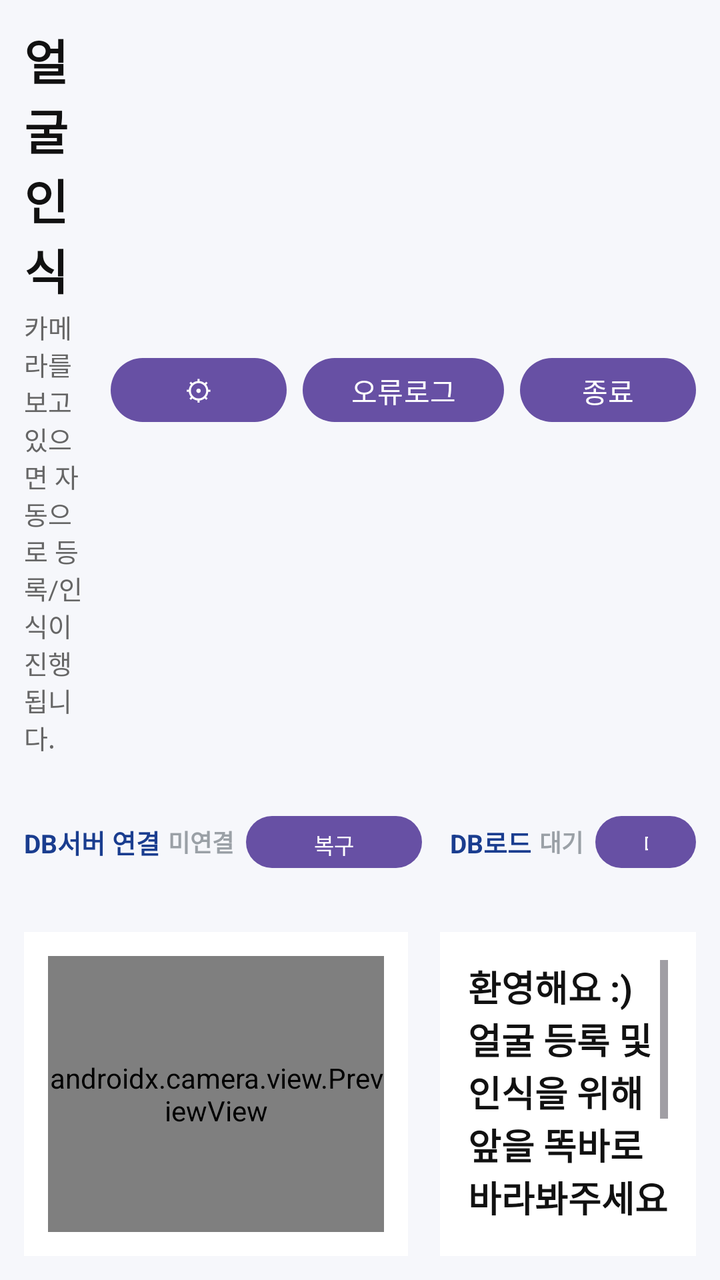
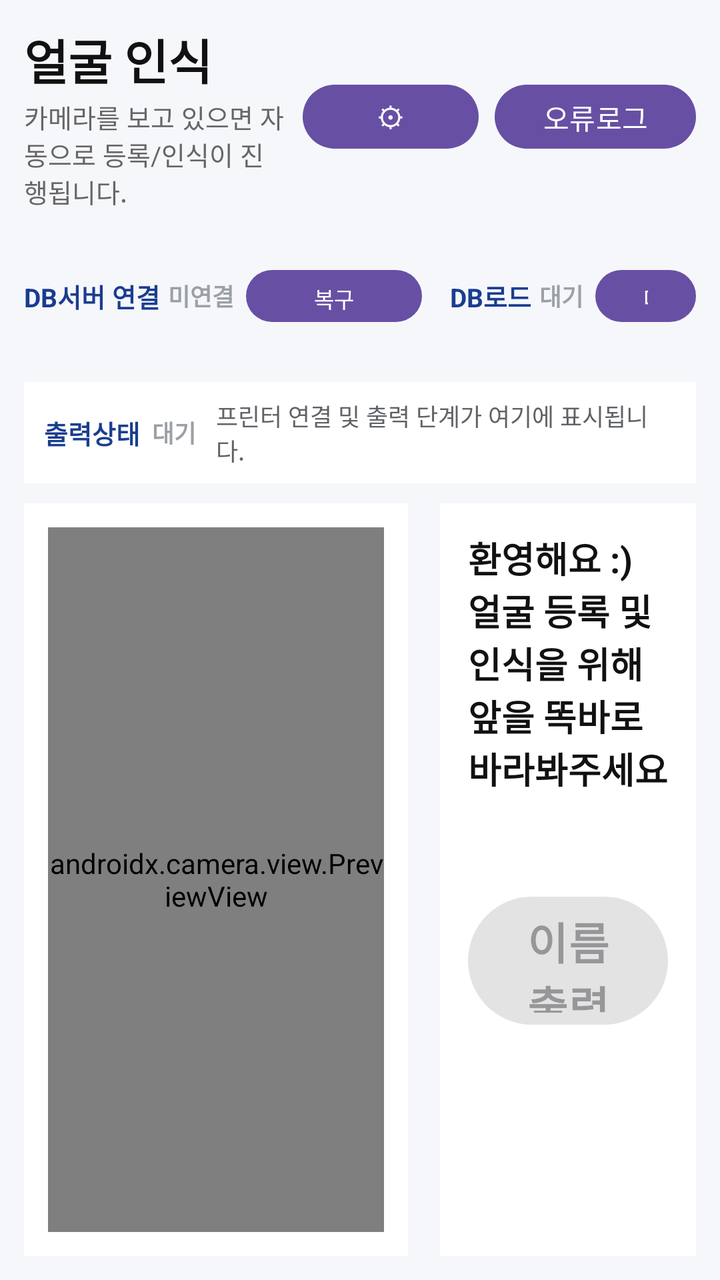

Compare the two renders of this Android layout. The source of the first and the diff that turns it into the second are given below.
<!-- AndroidManifest.xml: application theme Theme.FaceTestbed -->
<!-- res/layout/activity_main.xml -->
<?xml version="1.0" encoding="utf-8"?>
<LinearLayout xmlns:android="http://schemas.android.com/apk/res/android"
    android:layout_width="match_parent"
    android:layout_height="match_parent"
    android:background="#F6F7FB"
    android:orientation="vertical"
    android:padding="12dp">

    <LinearLayout
        android:layout_width="match_parent"
        android:layout_height="wrap_content"
        android:gravity="center_vertical"
        android:orientation="horizontal">

        <LinearLayout
            android:layout_width="0dp"
            android:layout_height="wrap_content"
            android:layout_weight="1"
            android:orientation="vertical">

            <TextView
                android:id="@+id/headerTitle"
                android:layout_width="wrap_content"
                android:layout_height="wrap_content"
                android:text="얼굴 인식"
                android:textColor="#111111"
                android:textSize="24sp"
                android:textStyle="bold" />

            <TextView
                android:id="@+id/headerSubtitle"
                android:layout_width="wrap_content"
                android:layout_height="wrap_content"
                android:layout_marginTop="2dp"
                android:text="카메라를 보고 있으면 자동으로 등록/인식이 진행됩니다."
                android:textColor="#666666"
                android:textSize="13sp" />
        </LinearLayout>

        <Button
            android:id="@+id/backButton"
            android:layout_width="wrap_content"
            android:layout_height="40dp"
            android:layout_marginStart="8dp"
            android:text="뒤로가기"
            android:visibility="gone" />

        <Button
            android:id="@+id/settingsButton"
            android:layout_width="wrap_content"
            android:layout_height="40dp"
            android:layout_marginStart="8dp"
            android:text="⚙" />

        <Button
            android:id="@+id/errorLogButton"
            android:layout_width="wrap_content"
            android:layout_height="40dp"
            android:layout_marginStart="8dp"
            android:text="오류로그" />

        <Button
            android:id="@+id/quitButton"
            android:layout_width="wrap_content"
            android:layout_height="40dp"
            android:layout_marginStart="8dp"
            android:text="종료" />
    </LinearLayout>

    <LinearLayout
        android:id="@+id/syncStatusRow"
        android:layout_width="wrap_content"
        android:layout_height="wrap_content"
        android:layout_marginTop="8dp"
        android:gravity="center_vertical"
        android:orientation="horizontal">

        <TextView
            android:layout_width="wrap_content"
            android:layout_height="wrap_content"
            android:text="DB서버 연결"
            android:textColor="#1A3D8F"
            android:textSize="13sp"
            android:textStyle="bold" />

        <TextView
            android:id="@+id/connectionStatusIndicator"
            android:layout_width="wrap_content"
            android:layout_height="wrap_content"
            android:layout_marginStart="4dp"
            android:text="미연결"
            android:textColor="#9AA0A6"
            android:textSize="12sp"
            android:textStyle="bold" />

        <Button
            android:id="@+id/dbReconnectButton"
            android:layout_width="wrap_content"
            android:layout_height="34dp"
            android:layout_marginStart="6dp"
            android:text="복구"
            android:textSize="11sp" />

        <TextView
            android:layout_width="wrap_content"
            android:layout_height="wrap_content"
            android:layout_marginStart="14dp"
            android:text="DB로드"
            android:textColor="#1A3D8F"
            android:textSize="13sp"
            android:textStyle="bold" />

        <TextView
            android:id="@+id/dbLoadStatusIndicator"
            android:layout_width="wrap_content"
            android:layout_height="wrap_content"
            android:layout_marginStart="4dp"
            android:text="대기"
            android:textColor="#9AA0A6"
            android:textSize="12sp"
            android:textStyle="bold" />

        <Button
            android:id="@+id/dbDownloadButton"
            android:layout_width="wrap_content"
            android:layout_height="34dp"
            android:layout_marginStart="6dp"
            android:text="다운로드"
            android:textSize="11sp" />

        <TextView
            android:layout_width="wrap_content"
            android:layout_height="wrap_content"
            android:layout_marginStart="14dp"
            android:text="DB전송"
            android:textColor="#1A3D8F"
            android:textSize="13sp"
            android:textStyle="bold" />

        <TextView
            android:id="@+id/dbPushStatusIndicator"
            android:layout_width="wrap_content"
            android:layout_height="wrap_content"
            android:layout_marginStart="4dp"
            android:text="대기"
            android:textColor="#9AA0A6"
            android:textSize="12sp"
            android:textStyle="bold" />

        <Button
            android:id="@+id/dbUploadButton"
            android:layout_width="wrap_content"
            android:layout_height="34dp"
            android:layout_marginStart="6dp"
            android:text="업로드"
            android:textSize="11sp" />
    </LinearLayout>

    <LinearLayout
        android:layout_width="match_parent"
        android:layout_height="0dp"
        android:layout_marginTop="10dp"
        android:layout_weight="1"
        android:orientation="horizontal">

        <FrameLayout
            android:layout_width="0dp"
            android:layout_height="match_parent"
            android:layout_marginEnd="8dp"
            android:layout_weight="3"
            android:background="#FFFFFF"
            android:padding="12dp">

            <androidx.camera.view.PreviewView
                android:id="@+id/previewView"
                android:layout_width="match_parent"
                android:layout_height="match_parent" />

            <com.example.facetestbed.EllipseMaskOverlayView
                android:id="@+id/ellipseOverlay"
                android:layout_width="match_parent"
                android:layout_height="match_parent"
                android:visibility="gone" />
        </FrameLayout>

        <FrameLayout
            android:layout_width="0dp"
            android:layout_height="match_parent"
            android:layout_marginStart="8dp"
            android:layout_weight="2"
            android:background="#FFFFFF"
            android:padding="14dp">

            <ViewFlipper
                android:id="@+id/pageFlipper"
                android:layout_width="match_parent"
                android:layout_height="match_parent">

                <ScrollView
                    android:layout_width="match_parent"
                    android:layout_height="match_parent">

                    <LinearLayout
                        android:layout_width="match_parent"
                        android:layout_height="wrap_content"
                        android:orientation="vertical">

                        <TextView
                            android:id="@+id/monitorStatusText"
                            android:layout_width="match_parent"
                            android:layout_height="wrap_content"
                            android:text="환영해요 :) 얼굴 등록 및 인식을 위해 앞을 똑바로 바라봐주세요"
                            android:textColor="#111111"
                            android:textSize="18sp"
                            android:textStyle="bold" />

                        <TextView
                            android:id="@+id/monitorDetailText"
                            android:layout_width="match_parent"
                            android:layout_height="wrap_content"
                            android:layout_marginTop="8dp"
                            android:textColor="#666666"
                            android:textSize="14sp" />

                        <Button
                            android:id="@+id/registerStartButton"
                            android:layout_width="match_parent"
                            android:layout_height="48dp"
                            android:layout_marginTop="12dp"
                            android:text="등록시작"
                            android:visibility="gone" />

                        <LinearLayout
                            android:id="@+id/candidateContainer"
                            android:layout_width="match_parent"
                            android:layout_height="wrap_content"
                            android:layout_marginTop="8dp"
                            android:orientation="vertical" />

                        <Button
                            android:id="@+id/outputNameButton"
                            android:layout_width="match_parent"
                            android:layout_height="48dp"
                            android:layout_marginTop="12dp"
                            android:enabled="false"
                            android:text="이름 출력하기" />
                    </LinearLayout>
                </ScrollView>

                <LinearLayout
                    android:layout_width="match_parent"
                    android:layout_height="match_parent"
                    android:orientation="vertical">

                    <TextView
                        android:id="@+id/registerStatusText"
                        android:layout_width="match_parent"
                        android:layout_height="wrap_content"
                        android:text="얼굴 샘플을 수집 중입니다."
                        android:textColor="#111111"
                        android:textSize="16sp"
                        android:textStyle="bold" />

                    <ProgressBar
                        android:id="@+id/registerProgressBar"
                        style="?android:attr/progressBarStyleHorizontal"
                        android:layout_width="match_parent"
                        android:layout_height="22dp"
                        android:layout_marginTop="12dp"
                        android:max="12"
                        android:progress="0" />

                    <TextView
                        android:id="@+id/registerCountText"
                        android:layout_width="match_parent"
                        android:layout_height="wrap_content"
                        android:layout_marginTop="10dp"
                        android:text="0 / 12"
                        android:textColor="#111111"
                        android:textSize="24sp"
                        android:textStyle="bold" />
                </LinearLayout>

                <LinearLayout
                    android:layout_width="match_parent"
                    android:layout_height="match_parent"
                    android:orientation="vertical">

                    <TextView
                        android:id="@+id/registerCompleteText"
                        android:layout_width="match_parent"
                        android:layout_height="wrap_content"
                        android:text="얼굴등록이 완료되었어요! 이름을 입력해주세요"
                        android:textColor="#111111"
                        android:textSize="22sp"
                        android:textStyle="bold" />

                    <EditText
                        android:id="@+id/nameInput"
                        android:layout_width="match_parent"
                        android:layout_height="48dp"
                        android:layout_marginTop="12dp"
                        android:hint="이름 입력"
                        android:inputType="textPersonName"
                        android:maxLines="1" />

                    <EditText
                        android:id="@+id/departmentInput"
                        android:layout_width="match_parent"
                        android:layout_height="48dp"
                        android:layout_marginTop="10dp"
                        android:hint="부서 입력"
                        android:inputType="text"
                        android:maxLines="1" />

                    <Button
                        android:id="@+id/saveNameButton"
                        android:layout_width="match_parent"
                        android:layout_height="48dp"
                        android:layout_marginTop="12dp"
                        android:text="이름/부서 저장" />
                </LinearLayout>

                <LinearLayout
                    android:layout_width="match_parent"
                    android:layout_height="match_parent"
                    android:gravity="center"
                    android:orientation="vertical">

                    <LinearLayout
                        android:layout_width="match_parent"
                        android:layout_height="wrap_content"
                        android:gravity="center"
                        android:orientation="horizontal">

                        <TextView
                            android:id="@+id/outputLabel"
                            android:layout_width="wrap_content"
                            android:layout_height="wrap_content"
                            android:textColor="#111111"
                            android:textSize="34sp"
                            android:textStyle="bold" />

                        <TextView
                            android:id="@+id/outputDepartmentLabel"
                            android:layout_width="wrap_content"
                            android:layout_height="wrap_content"
                            android:layout_marginStart="10dp"
                            android:textColor="#1A3D8F"
                            android:textSize="20sp"
                            android:textStyle="bold" />
                    </LinearLayout>

                    <TextView
                        android:id="@+id/outputSubLabel"
                        android:layout_width="match_parent"
                        android:layout_height="wrap_content"
                        android:layout_marginTop="8dp"
                        android:gravity="center"
                        android:textColor="#666666"
                        android:textSize="16sp" />
                </LinearLayout>
            </ViewFlipper>
        </FrameLayout>
    </LinearLayout>
</LinearLayout>
<!-- resources referenced by this layout -->
<resources>
  <style name="Theme.FaceTestbed" parent="Theme.Material3.DayNight.NoActionBar">
          <item name="android:statusBarColor">@android:color/black</item>
      </style>
</resources>

<!-- the commit's change to res/layout/activity_main.xml (unified diff, before → after) -->
@@ -1,10 +1,16 @@
 <?xml version="1.0" encoding="utf-8"?>
-<LinearLayout xmlns:android="http://schemas.android.com/apk/res/android"
+<FrameLayout xmlns:android="http://schemas.android.com/apk/res/android"
     android:layout_width="match_parent"
     android:layout_height="match_parent"
-    android:background="#F6F7FB"
-    android:orientation="vertical"
-    android:padding="12dp">
+    android:background="#000000">
+
+    <LinearLayout
+        android:id="@+id/developerRoot"
+        android:layout_width="match_parent"
+        android:layout_height="match_parent"
+        android:background="#F6F7FB"
+        android:orientation="vertical"
+        android:padding="12dp">
 
     <LinearLayout
         android:layout_width="match_parent"
@@ -64,6 +70,7 @@
             android:layout_width="wrap_content"
             android:layout_height="40dp"
             android:layout_marginStart="8dp"
+            android:visibility="gone"
             android:text="종료" />
     </LinearLayout>
 
@@ -137,23 +144,83 @@
             android:textSize="13sp"
             android:textStyle="bold" />
 
-        <TextView
-            android:id="@+id/dbPushStatusIndicator"
-            android:layout_width="wrap_content"
-            android:layout_height="wrap_content"
-            android:layout_marginStart="4dp"
+        <FrameLayout
+            android:layout_width="132dp"
+            android:layout_height="22dp"
+            android:layout_marginStart="6dp"
+            android:foregroundGravity="center">
+
+            <ProgressBar
+                android:id="@+id/dbPushProgressBar"
+                style="?android:attr/progressBarStyleHorizontal"
+                android:layout_width="match_parent"
+                android:layout_height="match_parent"
+                android:indeterminate="false"
+                android:max="100"
+                android:progress="0"
+                android:progressTint="#4D7CFE"
+                android:progressBackgroundTint="#DCE5FF" />
+
+            <TextView
+                android:id="@+id/dbPushStatusIndicator"
+                android:layout_width="match_parent"
+                android:layout_height="match_parent"
+                android:gravity="center"
+                android:text="대기"
+                android:textColor="#1A3D8F"
+                android:textSize="11sp"
+                android:textStyle="bold" />
+        </FrameLayout>
+
+        <Button
+            android:id="@+id/dbUploadButton"
+            android:layout_width="wrap_content"
+            android:layout_height="34dp"
+            android:layout_marginStart="6dp"
+            android:text="업로드"
+            android:textSize="11sp" />
+    </LinearLayout>
+
+    <LinearLayout
+        android:id="@+id/printStatusRow"
+        android:layout_width="match_parent"
+        android:layout_height="wrap_content"
+        android:layout_marginTop="8dp"
+        android:background="#FFFFFF"
+        android:gravity="center_vertical"
+        android:orientation="horizontal"
+        android:paddingHorizontal="10dp"
+        android:paddingVertical="8dp">
+
+        <TextView
+            android:layout_width="wrap_content"
+            android:layout_height="wrap_content"
+            android:text="출력상태"
+            android:textColor="#1A3D8F"
+            android:textSize="13sp"
+            android:textStyle="bold" />
+
+        <TextView
+            android:id="@+id/printStatusIndicator"
+            android:layout_width="wrap_content"
+            android:layout_height="wrap_content"
+            android:layout_marginStart="6dp"
             android:text="대기"
             android:textColor="#9AA0A6"
             android:textSize="12sp"
             android:textStyle="bold" />
 
-        <Button
-            android:id="@+id/dbUploadButton"
-            android:layout_width="wrap_content"
-            android:layout_height="34dp"
-            android:layout_marginStart="6dp"
-            android:text="업로드"
-            android:textSize="11sp" />
+        <TextView
+            android:id="@+id/printStatusDetailText"
+            android:layout_width="0dp"
+            android:layout_height="wrap_content"
+            android:layout_marginStart="10dp"
+            android:layout_weight="1"
+            android:ellipsize="end"
+            android:maxLines="2"
+            android:text="프린터 연결 및 출력 단계가 여기에 표시됩니다."
+            android:textColor="#5F6368"
+            android:textSize="12sp" />
     </LinearLayout>
 
     <LinearLayout
@@ -164,6 +231,7 @@
         android:orientation="horizontal">
 
         <FrameLayout
+            android:id="@+id/cameraPreviewPanel"
             android:layout_width="0dp"
             android:layout_height="match_parent"
             android:layout_marginEnd="8dp"
@@ -184,6 +252,7 @@
         </FrameLayout>
 
         <FrameLayout
+            android:id="@+id/developerPageHost"
             android:layout_width="0dp"
             android:layout_height="match_parent"
             android:layout_marginStart="8dp"
@@ -198,7 +267,7 @@
 
                 <ScrollView
                     android:layout_width="match_parent"
-                    android:layout_height="match_parent">
+                    android:layout_height="wrap_content">
 
                     <LinearLayout
                         android:layout_width="match_parent"
@@ -227,7 +296,15 @@
                             android:layout_width="match_parent"
                             android:layout_height="48dp"
                             android:layout_marginTop="12dp"
-                            android:text="등록시작"
+                            android:text="등록 시작하기"
+                            android:visibility="gone" />
+
+                        <Button
+                            android:id="@+id/labelOnlyPrintButton"
+                            android:layout_width="match_parent"
+                            android:layout_height="48dp"
+                            android:layout_marginTop="8dp"
+                            android:text="이름표만 출력하기"
                             android:visibility="gone" />
 
                         <LinearLayout
@@ -240,10 +317,12 @@
                         <Button
                             android:id="@+id/outputNameButton"
                             android:layout_width="match_parent"
-                            android:layout_height="48dp"
+                            android:layout_height="72dp"
                             android:layout_marginTop="12dp"
                             android:enabled="false"
-                            android:text="이름 출력하기" />
+                            android:text="이름 출력하기"
+                            android:textSize="22sp"
+                            android:textStyle="bold" />
                     </LinearLayout>
                 </ScrollView>
 
@@ -275,9 +354,11 @@
                         android:layout_width="match_parent"
                         android:layout_height="wrap_content"
                         android:layout_marginTop="10dp"
-                        android:text="0 / 12"
+                        android:includeFontPadding="false"
+                        android:lineSpacingExtra="4dp"
+                        android:text="전체 0 / 12\n○ 왼쪽 얼굴 0/3 대기\n○ 오른쪽 얼굴 0/3 대기\n○ 위쪽 얼굴 0/3 대기\n○ 아래쪽 얼굴 0/3 대기"
                         android:textColor="#111111"
-                        android:textSize="24sp"
+                        android:textSize="18sp"
                         android:textStyle="bold" />
                 </LinearLayout>
 
@@ -310,6 +391,15 @@
                         android:layout_height="48dp"
                         android:layout_marginTop="10dp"
                         android:hint="부서 입력"
+                        android:inputType="text"
+                        android:maxLines="1" />
+
+                    <EditText
+                        android:id="@+id/gradeInput"
+                        android:layout_width="match_parent"
+                        android:layout_height="48dp"
+                        android:layout_marginTop="10dp"
+                        android:hint="학년 입력"
                         android:inputType="text"
                         android:maxLines="1" />
 
@@ -348,6 +438,15 @@
                             android:layout_marginStart="10dp"
                             android:textColor="#1A3D8F"
                             android:textSize="20sp"
+                            android:textStyle="bold" />
+
+                        <TextView
+                            android:id="@+id/outputAttribute3Label"
+                            android:layout_width="wrap_content"
+                            android:layout_height="wrap_content"
+                            android:layout_marginStart="10dp"
+                            android:textColor="#24633D"
+                            android:textSize="18sp"
                             android:textStyle="bold" />
                     </LinearLayout>
 
@@ -364,3 +463,159 @@
         </FrameLayout>
     </LinearLayout>
 </LinearLayout>
+
+    <FrameLayout
+        android:id="@+id/operationRoot"
+        android:layout_width="match_parent"
+        android:layout_height="match_parent"
+        android:background="#000000"
+        android:visibility="gone">
+
+        <FrameLayout
+            android:id="@+id/operationCameraHost"
+            android:layout_width="match_parent"
+            android:layout_height="match_parent" />
+
+        <LinearLayout
+            android:id="@+id/operationMessagePanel"
+            android:layout_width="match_parent"
+            android:layout_height="wrap_content"
+            android:layout_gravity="top"
+            android:background="@android:color/transparent"
+            android:orientation="vertical"
+            android:paddingHorizontal="96dp"
+            android:paddingTop="72dp">
+
+            <TextView
+                android:id="@+id/operationStatusText"
+                android:layout_width="match_parent"
+                android:layout_height="wrap_content"
+                android:gravity="center"
+                android:shadowColor="#CC000000"
+                android:shadowDx="0"
+                android:shadowDy="2"
+                android:shadowRadius="5"
+                android:textColor="#FFFFFF"
+                android:textSize="30sp"
+                android:textStyle="bold" />
+
+            <TextView
+                android:id="@+id/operationDetailText"
+                android:layout_width="match_parent"
+                android:layout_height="wrap_content"
+                android:layout_marginTop="8dp"
+                android:gravity="center"
+                android:shadowColor="#CC000000"
+                android:shadowDx="0"
+                android:shadowDy="2"
+                android:shadowRadius="5"
+                android:textColor="#FFFFFF"
+                android:textSize="18sp" />
+
+            <TextView
+                android:id="@+id/operationPrintStatusText"
+                android:layout_width="match_parent"
+                android:layout_height="wrap_content"
+                android:layout_marginTop="8dp"
+                android:gravity="center"
+                android:shadowColor="#CC000000"
+                android:shadowDx="0"
+                android:shadowDy="2"
+                android:shadowRadius="5"
+                android:textColor="#BFD7FF"
+                android:textSize="15sp"
+                android:textStyle="bold" />
+        </LinearLayout>
+
+        <FrameLayout
+            android:id="@+id/operationActionPanel"
+            android:layout_width="420dp"
+            android:layout_height="wrap_content"
+            android:layout_gravity="center_vertical|end"
+            android:layout_margin="28dp"
+            android:background="#44FFFFFF"
+            android:padding="16dp"
+            android:visibility="gone">
+
+            <FrameLayout
+                android:id="@+id/operationPageHost"
+                android:layout_width="match_parent"
+                android:layout_height="wrap_content" />
+        </FrameLayout>
+
+        <TextView
+            android:id="@+id/operationReturnCountdownText"
+            android:layout_width="wrap_content"
+            android:layout_height="wrap_content"
+            android:layout_gravity="center"
+            android:gravity="center"
+            android:shadowColor="#CC000000"
+            android:shadowDx="0"
+            android:shadowDy="3"
+            android:shadowRadius="8"
+            android:textColor="#FFFFFF"
+            android:textSize="22sp"
+            android:textStyle="bold"
+            android:visibility="gone" />
+
+
+
+        <Button
+            android:id="@+id/operationFloatingPrintButton"
+            android:layout_width="360dp"
+            android:layout_height="86dp"
+            android:layout_gravity="bottom|end"
+            android:layout_marginEnd="42dp"
+            android:layout_marginBottom="64dp"
+            android:background="@drawable/bg_floating_print_button"
+            android:elevation="10dp"
+            android:enabled="true"
+            android:text="이름표 출력하기"
+            android:textColor="#FFFFFF"
+            android:textSize="25sp"
+            android:textStyle="bold"
+            android:visibility="gone" />
+
+
+
+        <Button
+            android:id="@+id/operationHomeButton"
+            android:layout_width="48dp"
+            android:layout_height="48dp"
+            android:layout_gravity="top|end"
+            android:layout_marginTop="14dp"
+            android:layout_marginEnd="68dp"
+            android:alpha="0.72"
+            android:background="@drawable/ic_home_return"
+            android:contentDescription="처음으로"
+            android:text="" />
+
+        <TextView
+            android:id="@+id/operationMotionHint"
+            android:layout_width="wrap_content"
+            android:layout_height="wrap_content"
+            android:layout_gravity="center"
+            android:alpha="0.90"
+            android:shadowColor="#CC000000"
+            android:shadowDx="0"
+            android:shadowDy="3"
+            android:shadowRadius="8"
+            android:text="→"
+            android:textColor="#FFFFFF"
+            android:textSize="96sp"
+            android:textStyle="bold"
+            android:visibility="gone" />
+
+        <Button
+            android:id="@+id/operationSettingsButton"
+            android:layout_width="48dp"
+            android:layout_height="48dp"
+            android:layout_gravity="top|end"
+            android:layout_margin="14dp"
+            android:alpha="0.72"
+            android:background="@drawable/ic_settings_gear"
+            android:contentDescription="설정"
+            android:text="" />
+    </FrameLayout>
+
+</FrameLayout>
<!-- resource entries referenced after the edit -->
@@ -1,5 +1,37 @@
 <!-- resources referenced by this layout -->
 <resources>
+  <!-- drawable bg_floating_print_button (drawable) -->
+  <shape xmlns:android="http://schemas.android.com/apk/res/android"
+      android:shape="rectangle">
+      <solid android:color="#6D54B8" />
+      <corners android:radius="14dp" />
+  </shape>
+  <!-- drawable ic_home_return (drawable) -->
+  <vector xmlns:android="http://schemas.android.com/apk/res/android"
+      android:width="48dp"
+      android:height="48dp"
+      android:viewportWidth="48"
+      android:viewportHeight="48">
+      <path
+          android:fillColor="#66000000"
+          android:pathData="M24,24m-22,0a22,22 0,1 1,44 0a22,22 0,1 1,-44 0" />
+      <path
+          android:fillColor="#FFFFFFFF"
+          android:pathData="M14.6,14.2h8.1v3.7h-4.4c1.7,-2.2 4.3,-3.6 7.2,-3.6 5.1,0 9.2,4.1 9.2,9.2s-4.1,9.2 -9.2,9.2c-3.5,0 -6.6,-2 -8.1,-4.9l-3.2,1.7c2.2,4.2 6.5,6.9 11.3,6.9 7.1,0 12.9,-5.8 12.9,-12.9s-5.8,-12.9 -12.9,-12.9c-3.5,0 -6.8,1.4 -9.2,3.8v-4.1h-3.7v10.4h10.1v-3.7h-8.1z" />
+  </vector>
+  <!-- drawable ic_settings_gear (drawable) -->
+  <vector xmlns:android="http://schemas.android.com/apk/res/android"
+      android:width="48dp"
+      android:height="48dp"
+      android:viewportWidth="48"
+      android:viewportHeight="48">
+      <path
+          android:fillColor="#66000000"
+          android:pathData="M24,24m-22,0a22,22 0,1 1,44 0a22,22 0,1 1,-44 0" />
+      <path
+          android:fillColor="#FFFFFFFF"
+          android:pathData="M35.15,25.47c0.06,-0.48 0.1,-0.97 0.1,-1.47s-0.04,-0.99 -0.1,-1.47l3.17,-2.47c0.29,-0.23 0.36,-0.63 0.18,-0.96l-3,-5.2c-0.18,-0.33 -0.56,-0.47 -0.9,-0.33l-3.73,1.5c-0.78,-0.6 -1.62,-1.09 -2.54,-1.47l-0.57,-3.98C27.71,8.77 27.38,8.5 27,8.5h-6c-0.38,0 -0.69,0.27 -0.75,0.63l-0.57,3.98c-0.92,0.38 -1.77,0.88 -2.54,1.47l-3.73,-1.5c-0.35,-0.12 -0.72,0 -0.9,0.33l-3,5.2c-0.2,0.33 -0.11,0.74 0.18,0.96l3.17,2.47c-0.06,0.48 -0.12,0.97 -0.12,1.47s0.05,0.99 0.12,1.47l-3.17,2.47c-0.29,0.23 -0.36,0.63 -0.18,0.96l3,5.2c0.18,0.33 0.56,0.47 0.9,0.33l3.73,-1.5c0.78,0.6 1.62,1.09 2.54,1.47l0.57,3.98c0.06,0.36 0.38,0.63 0.75,0.63h6c0.38,0 0.71,-0.27 0.75,-0.63l0.57,-3.98c0.92,-0.38 1.77,-0.87 2.54,-1.47l3.73,1.5c0.35,0.12 0.72,0 0.9,-0.33l3,-5.2c0.18,-0.33 0.11,-0.74 -0.18,-0.96l-3.17,-2.47zM24,29.25A5.25,5.25 0,1 1,24 18a5.25,5.25 0,0 1,0 11.25z" />
+  </vector>
   <style name="Theme.FaceTestbed" parent="Theme.Material3.DayNight.NoActionBar">
           <item name="android:statusBarColor">@android:color/black</item>
       </style>
